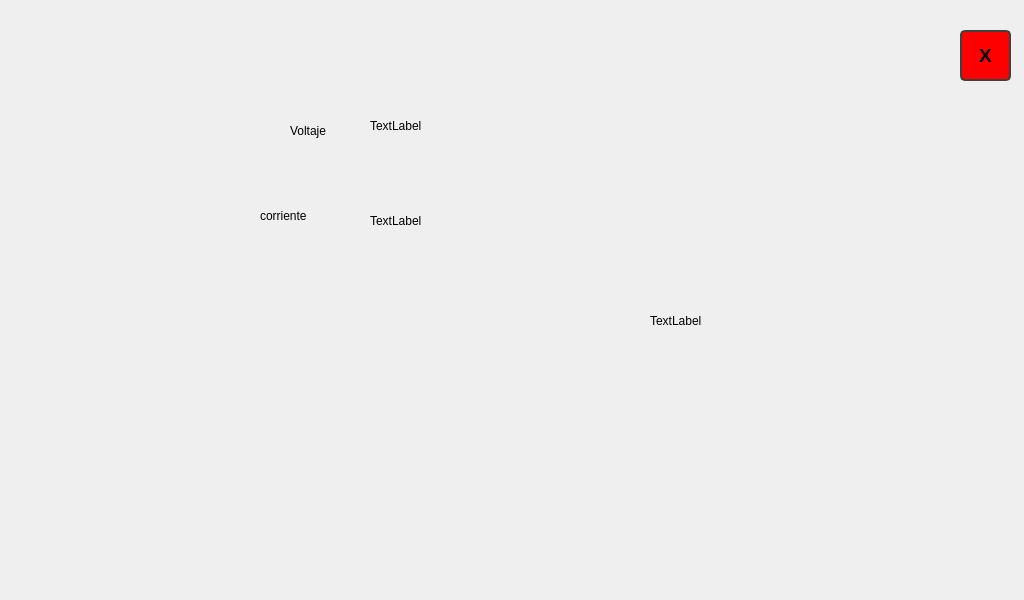
WenceslaoFB/InterfazAGV_QT, file mainwindow.ui: the form before one commit.
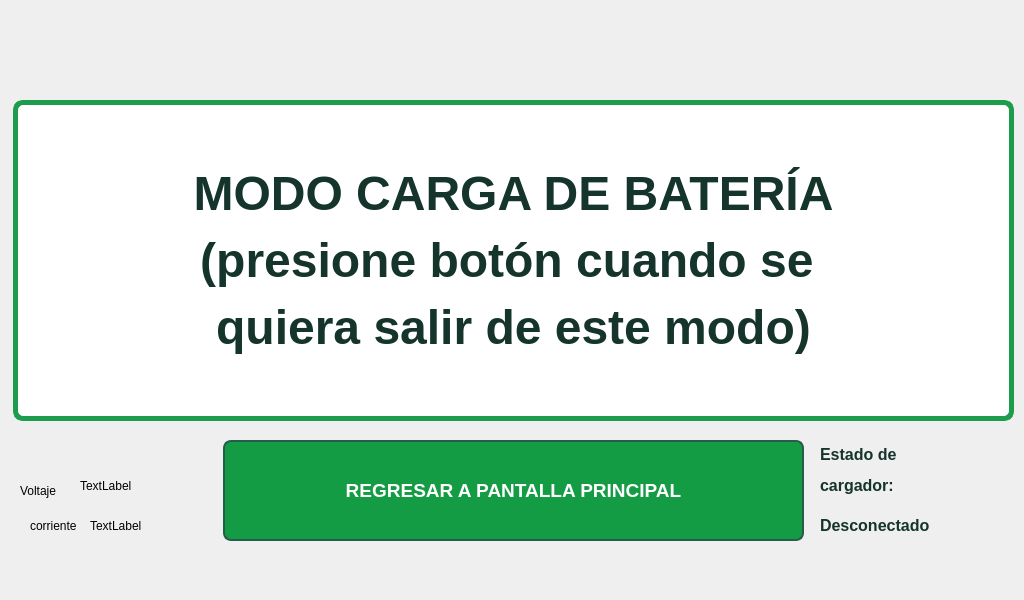
The form after the commit. The open tabs and pages were chosen to show the change.

Commit message: interfaz lista?

Diff of the .ui file:
```diff
--- a/mainwindow.ui
+++ b/mainwindow.ui
@@ -4157,10 +4157,10 @@
      <widget class="QPushButton" name="back_but_CARGA">
       <property name="geometry">
        <rect>
-        <x>950</x>
-        <y>30</y>
-        <width>51</width>
-        <height>51</height>
+        <x>213</x>
+        <y>440</y>
+        <width>581</width>
+        <height>101</height>
        </rect>
       </property>
       <property name="font">
@@ -4171,14 +4171,14 @@
       </property>
       <property name="styleSheet">
        <string notr="true">QPushButton {
-		
-	
-	
-	background-color: rgb(255, 0, 0);
-	   color: rgb(0, 0, 0);   
-       border: 2px solid rgb(64, 64, 64);
-       border-radius: 5px;
-    }
+    /* Estilo inicial del botón */
+    background-color: #149c44;
+    border: 2px solid #265c4d;
+	color: white;
+    border-radius: 8px;
+    padding: 5px 10px;
+	font-weight: bold;
+}
 
     QPushButton:pressed {
 	color: rgb(255, 255, 255);
@@ -4187,14 +4187,14 @@
     }</string>
       </property>
       <property name="text">
-       <string>X</string>
+       <string>REGRESAR A PANTALLA PRINCIPAL</string>
       </property>
      </widget>
      <widget class="QLabel" name="label_35">
       <property name="geometry">
        <rect>
-        <x>280</x>
-        <y>110</y>
+        <x>10</x>
+        <y>470</y>
         <width>81</width>
         <height>41</height>
        </rect>
@@ -4206,10 +4206,10 @@
      <widget class="QLabel" name="label_carga_bat">
       <property name="geometry">
        <rect>
-        <x>360</x>
-        <y>100</y>
+        <x>70</x>
+        <y>470</y>
         <width>81</width>
-        <height>51</height>
+        <height>31</height>
        </rect>
       </property>
       <property name="text">
@@ -4219,23 +4219,29 @@
      <widget class="QLabel" name="label_37">
       <property name="geometry">
        <rect>
-        <x>640</x>
-        <y>290</y>
-        <width>131</width>
-        <height>61</height>
+        <x>810</x>
+        <y>510</y>
+        <width>181</width>
+        <height>31</height>
        </rect>
       </property>
+      <property name="font">
+       <font>
+        <pointsize>12</pointsize>
+        <bold>true</bold>
+       </font>
+      </property>
       <property name="text">
-       <string>TextLabel</string>
+       <string>&lt;html&gt;&lt;head/&gt;&lt;body&gt;&lt;p&gt;&lt;span style=&quot; color:#14342c;&quot;&gt;Desconectado&lt;/span&gt;&lt;/p&gt;&lt;/body&gt;&lt;/html&gt;</string>
       </property>
      </widget>
      <widget class="QLabel" name="label_carga_cor">
       <property name="geometry">
        <rect>
-        <x>360</x>
-        <y>200</y>
+        <x>80</x>
+        <y>510</y>
         <width>81</width>
-        <height>41</height>
+        <height>31</height>
        </rect>
       </property>
       <property name="text">
@@ -4245,8 +4251,8 @@
      <widget class="QLabel" name="label_38">
       <property name="geometry">
        <rect>
-        <x>250</x>
-        <y>190</y>
+        <x>20</x>
+        <y>500</y>
         <width>91</width>
         <height>51</height>
        </rect>
@@ -4255,6 +4261,51 @@
        <string>corriente</string>
       </property>
      </widget>
+     <widget class="QLabel" name="label_VIAJE_4">
+      <property name="geometry">
+       <rect>
+        <x>3</x>
+        <y>100</y>
+        <width>1001</width>
+        <height>321</height>
+       </rect>
+      </property>
+      <property name="font">
+       <font>
+        <pointsize>20</pointsize>
+        <bold>true</bold>
+       </font>
+      </property>
+      <property name="styleSheet">
+       <string notr="true">QLabel {
+    color: #14342c;
+    font-weight: bold;
+	border: 5px solid;
+	border-radius: 10px;
+	border-color:  #1c9c4c;
+	background-color:  white;
+}</string>
+      </property>
+      <property name="text">
+       <string>&lt;html&gt;&lt;head/&gt;&lt;body&gt;&lt;p align=&quot;center&quot;&gt;&lt;span style=&quot; font-size:36pt; color:#14342c;&quot;&gt;MODO CARGA DE BATERÍA&lt;/span&gt;&lt;/p&gt;&lt;p align=&quot;center&quot;&gt;&lt;span style=&quot; font-size:36pt; color:#14342c;&quot;&gt;(presione botón cuando se &lt;/span&gt;&lt;/p&gt;&lt;p align=&quot;center&quot;&gt;&lt;span style=&quot; font-size:36pt; color:#14342c;&quot;&gt;quiera salir de este modo)&lt;/span&gt;&lt;/p&gt;&lt;/body&gt;&lt;/html&gt;</string>
+      </property>
+      <property name="alignment">
+       <set>Qt::AlignCenter</set>
+      </property>
+     </widget>
+     <widget class="QLabel" name="label_36">
+      <property name="geometry">
+       <rect>
+        <x>810</x>
+        <y>430</y>
+        <width>181</width>
+        <height>81</height>
+       </rect>
+      </property>
+      <property name="text">
+       <string>&lt;html&gt;&lt;head/&gt;&lt;body&gt;&lt;p&gt;&lt;span style=&quot; font-size:12pt; font-weight:700; color:#14342c;&quot;&gt;Estado de &lt;/span&gt;&lt;/p&gt;&lt;p&gt;&lt;span style=&quot; font-size:12pt; font-weight:700; color:#14342c;&quot;&gt;cargador:&lt;/span&gt;&lt;/p&gt;&lt;/body&gt;&lt;/html&gt;</string>
+      </property>
+     </widget>
     </widget>
    </widget>
   </widget>
```
Left out of the diff: 151 changed lines with no effect on the pictures. The commit also changes 3 other files.
